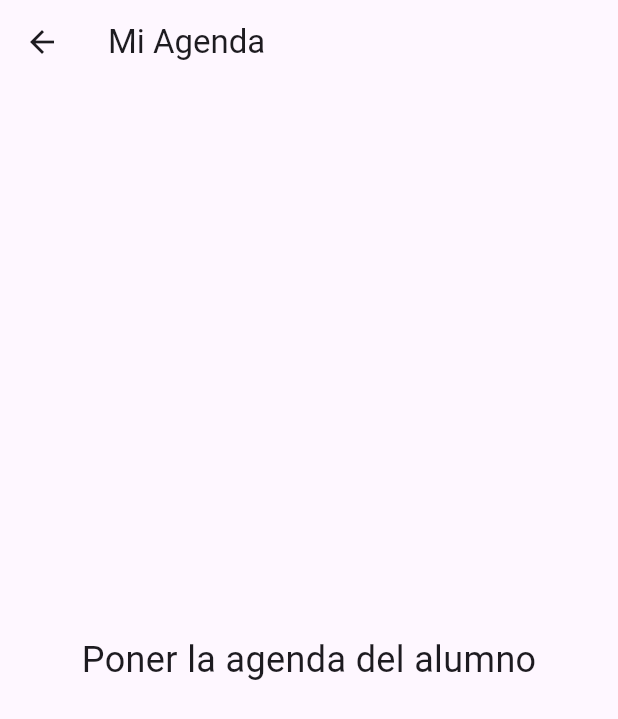
After one commit to samuj02/TutorMeUp_modular, a Flutter app: the AgendaScreen screen opened by its route, on a phone screen of 412 x 824 dp. The commit adds this screen. Shown: the top 719 px of the screen. Run offline on Flutter 3.47's test engine with Material 3 defaults, Android fonts, the phone set to English and light mode, and no system bars.

Commit message:
nuevas interfaces de tutorias y agenda

```diff
--- /dev/null
+++ b/lib/interfazAgenda.dart
@@ -0,0 +1,18 @@
+import 'package:flutter/material.dart';
+
+class AgendaScreen extends StatelessWidget {
+  @override
+  Widget build(BuildContext context) {
+    return Scaffold(
+      appBar: AppBar(
+        title: Text('Mi Agenda'),
+      ),
+      body: Center(
+        child: Text(
+          'Poner la agenda del alumno',
+          style: TextStyle(fontSize: 24),
+        ),
+      ),
+    );
+  }
+}
--- a/lib/main.dart
+++ b/lib/main.dart
@@ -1,6 +1,8 @@
 import 'package:flutter/material.dart';
 import 'interfazInicioSesion.dart'; // Importa la interfaz de inicio de sesión
 import 'interfazRegistrarse.dart'; // Importar la interfaz de Registro
+import 'interfazTutorias.dart';
+import 'interfazAgenda.dart';
 import 'inicioApp.dart';
 
 void main() {
@@ -20,8 +22,8 @@ class TutorMeUpApp extends StatelessWidget {
         '/registrarse': (context) => PantallaRegistrarse(),
         '/home': (context) => TutorMeUpApp(),
         '/inicio': (context) => InicioApp(),
-        //'/tutorias': (context) => TutoriasScreen(),
-        //'/agenda': (context) => AgendaScreen(),
+        '/tutorias': (context) => TutoriasScreen(),
+        '/agenda': (context) => AgendaScreen(),
       },
     );
   }
@@ -45,7 +47,7 @@ class HomePage extends StatelessWidget {
               mainAxisAlignment: MainAxisAlignment.center,
               children: <Widget>[
                 Text(
-                  '¡TutorMeApp!',
+                  '¡TutorMeUp!',
                   style: TextStyle(
                     fontSize: 40.0,
                     color: const Color.fromARGB(255, 5, 5, 5),
```
Also changed, not shown: lib/interfazInicioSesion.dart (+19 -1 lines), lib/interfazTutorias.dart (added, +18 -0 lines).
